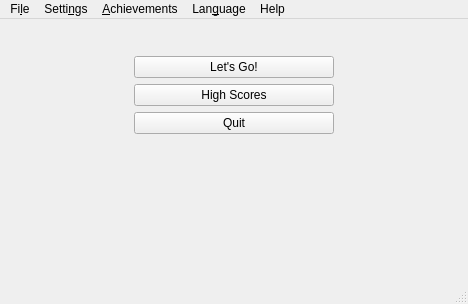
The window that ui/mainwindow.ui (tdauth/gustavsfairyland) describes before a commit, drawn with Qt 5.
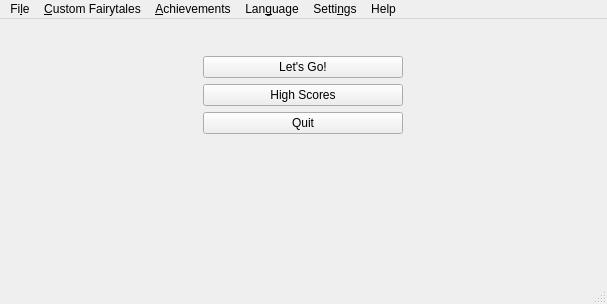
The same window after the commit.

Commit message:
Store and load custom fairytales, show custom fairytales even if the player loses
Use unique IDs for clips to store custom fairytales.

```diff
--- a/ui/mainwindow.ui
+++ b/ui/mainwindow.ui
@@ -6,7 +6,7 @@
    <rect>
     <x>0</x>
     <y>0</y>
-    <width>468</width>
+    <width>607</width>
     <height>304</height>
    </rect>
   </property>
@@ -193,7 +193,7 @@
     <rect>
      <x>0</x>
      <y>0</y>
-     <width>468</width>
+     <width>607</width>
      <height>27</height>
     </rect>
    </property>
@@ -231,10 +231,16 @@
      <string>Lan&amp;guage</string>
     </property>
    </widget>
+   <widget class="QMenu" name="menuCustomFairytales">
+    <property name="title">
+     <string>&amp;Custom Fairytales</string>
+    </property>
+   </widget>
    <addaction name="menuFile"/>
-   <addaction name="menuSettings"/>
+   <addaction name="menuCustomFairytales"/>
    <addaction name="menuAchievements"/>
    <addaction name="menuLanguage"/>
+   <addaction name="menuSettings"/>
    <addaction name="menuHelp"/>
   </widget>
   <widget class="QStatusBar" name="statusbar"/>
```
The commit also changes 24 other files.
